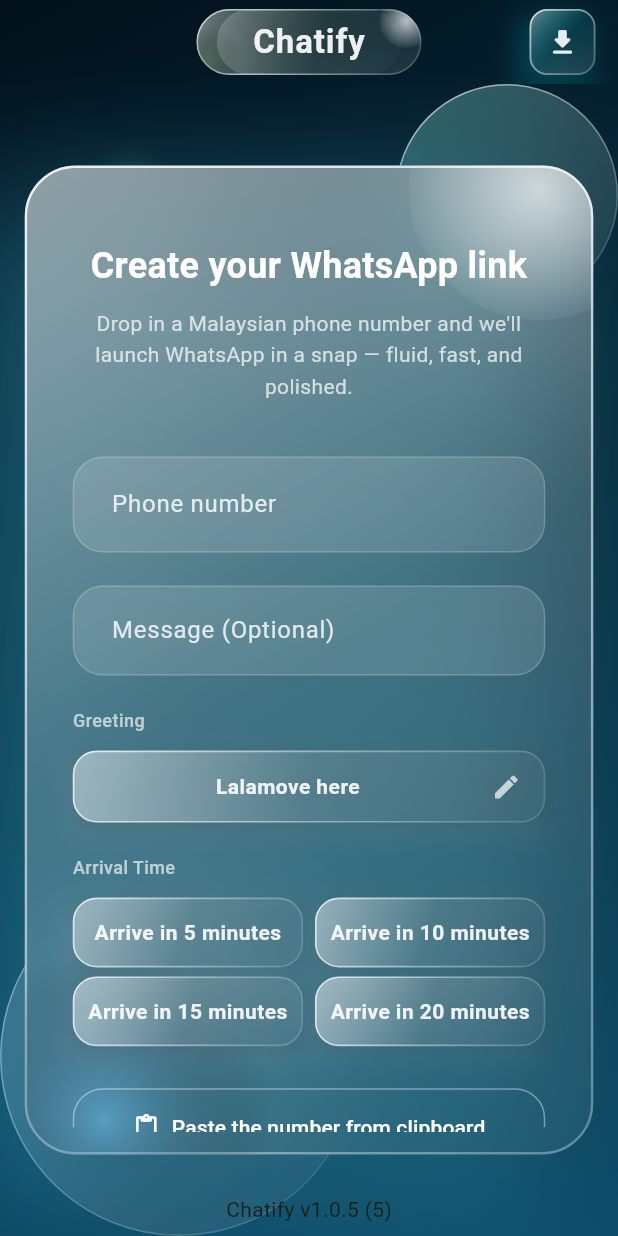
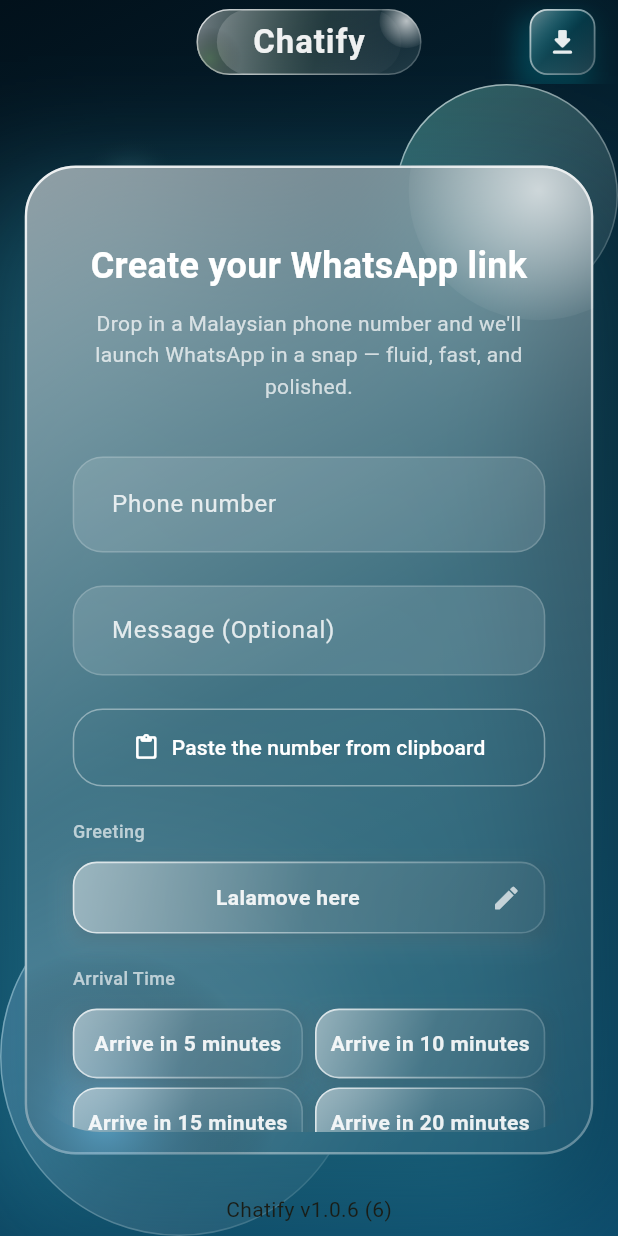
Before and after one commit to ejjat0909/chatify, a Flutter app: the screen it shows after launch, on a phone screen of 412 x 824 dp. Run offline on Flutter 3.47's test engine with Material 3 defaults, Android fonts, the light colour scheme and no system bars; drawn by our look-alikes of glassmorphism; our stand-ins replace dio, flutter_bloc, package_info_plus, shared_preferences.

Commit message:
adjust paste numbr button

```diff
--- a/lib/features/whatsapp_link/presentation/pages/phone_number_page.dart
+++ b/lib/features/whatsapp_link/presentation/pages/phone_number_page.dart
@@ -535,86 +535,14 @@ class _PhoneNumberPageState extends State<PhoneNumberPage> {
                                             textTheme: textTheme,
                                           ),
                                           const SizedBox(height: 22),
+                                          _pasteNumberButton(context),
+                                          const SizedBox(height: 22),
                                           GreetingSection(textTheme: textTheme),
                                           const SizedBox(height: 22),
                                           ArrivalTimeSection(
                                             textTheme: textTheme,
                                           ),
-                                          const SizedBox(height: 28),
-                                          SizedBox(
-                                            width: double.infinity,
-                                            child: OutlinedButton.icon(
-                                              style: OutlinedButton.styleFrom(
-                                                foregroundColor: Colors.white,
-                                                side: BorderSide(
-                                                  color: Colors.white
-                                                      .withOpacity(0.4),
-                                                ),
-                                                padding:
-                                                    const EdgeInsets.symmetric(
-                                                      vertical: 16,
-                                                      horizontal: 16,
-                                                    ),
-                                                shape: RoundedRectangleBorder(
-                                                  borderRadius:
-                                                      BorderRadius.circular(20),
-                                                ),
-                                              ),
-                                              onPressed: () async {
-                                                final clipboardData =
-                                                    await Clipboard.getData(
-                                                      'text/plain',
-                                                    );
-                                                final clipboardText =
-                                                    clipboardData?.text
-                                                        ?.trim() ??
-                                                    '';
-                                                if (clipboardText.isEmpty) {
-                                                  if (!mounted) return;
-                                                  showGlassSnackbar(
-                                                    context,
-                                                    message:
-                                                        'Clipboard is empty.',
-                                                  );
-                                                  return;
-                                                }
 
-                                                final validationError = context
-                                                    .read<PhoneNumberCubit>()
-                                                    .validateMalaysianNumber(
-                                                      clipboardText,
-                                                    );
-                                                if (validationError != null) {
-                                                  if (!mounted) return;
-                                                  showGlassSnackbar(
-                                                    context,
-                                                    message:
-                                                        'Phone number from clipboard is invalid. Cannot paste',
-                                                  );
-                                                  return;
-                                                }
-
-                                                _controller
-                                                    .value = TextEditingValue(
-                                                  text: clipboardText,
-                                                  selection:
-                                                      TextSelection.collapsed(
-                                                        offset: clipboardText
-                                                            .length,
-                                                      ),
-                                                );
-                                                context
-                                                    .read<PhoneNumberCubit>()
-                                                    .updateInput(clipboardText);
-                                              },
-                                              icon: const Icon(
-                                                Icons.paste_rounded,
-                                              ),
-                                              label: const Text(
-                                                'Paste the number from clipboard',
-                                              ),
-                                            ),
-                                          ),
                                           const SizedBox(height: 18),
                                           BlocConsumer<
                                             PhoneNumberCubit,
@@ -724,6 +652,83 @@ class _PhoneNumberPageState extends State<PhoneNumberPage> {
         ),
       ),
     );
+  }
+
+  SizedBox _pasteNumberButton(BuildContext context) {
+    return SizedBox(
+                                          width: double.infinity,
+                                          child: OutlinedButton.icon(
+                                            style: OutlinedButton.styleFrom(
+                                              foregroundColor: Colors.white,
+                                              side: BorderSide(
+                                                color: Colors.white
+                                                    .withOpacity(0.4),
+                                              ),
+                                              padding:
+                                                  const EdgeInsets.symmetric(
+                                                    vertical: 16,
+                                                    horizontal: 16,
+                                                  ),
+                                              shape: RoundedRectangleBorder(
+                                                borderRadius:
+                                                    BorderRadius.circular(20),
+                                              ),
+                                            ),
+                                            onPressed: () async {
+                                              final clipboardData =
+                                                  await Clipboard.getData(
+                                                    'text/plain',
+                                                  );
+                                              final clipboardText =
+                                                  clipboardData?.text
+                                                      ?.trim() ??
+                                                  '';
+                                              if (clipboardText.isEmpty) {
+                                                if (!mounted) return;
+                                                showGlassSnackbar(
+                                                  context,
+                                                  message:
+                                                      'Clipboard is empty.',
+                                                );
+                                                return;
+                                              }
+
+                                              final validationError = context
+                                                  .read<PhoneNumberCubit>()
+                                                  .validateMalaysianNumber(
+                                                    clipboardText,
+                                                  );
+                                              if (validationError != null) {
+                                                if (!mounted) return;
+                                                showGlassSnackbar(
+                                                  context,
+                                                  message:
+                                                      'Phone number from clipboard is invalid. Cannot paste',
+                                                );
+                                                return;
+                                              }
+
+                                              _controller
+                                                  .value = TextEditingValue(
+                                                text: clipboardText,
+                                                selection:
+                                                    TextSelection.collapsed(
+                                                      offset: clipboardText
+                                                          .length,
+                                                    ),
+                                              );
+                                              context
+                                                  .read<PhoneNumberCubit>()
+                                                  .updateInput(clipboardText);
+                                            },
+                                            icon: const Icon(
+                                              Icons.paste_rounded,
+                                            ),
+                                            label: const Text(
+                                              'Paste the number from clipboard',
+                                            ),
+                                          ),
+                                        );
   }
 }
 
--- a/lib/features/whatsapp_link/presentation/widgets/pre_filled_message_field.dart
+++ b/lib/features/whatsapp_link/presentation/widgets/pre_filled_message_field.dart
@@ -24,6 +24,9 @@ class _PreFilledMessageFieldState extends State<PreFilledMessageField> {
   void initState() {
     super.initState();
     _messageController = TextEditingController();
+    _messageController.addListener(() {
+      setState(() {});
+    });
   }
 
   @override
@@ -50,6 +53,22 @@ class _PreFilledMessageFieldState extends State<PreFilledMessageField> {
           hintStyle: TextStyle(color: Colors.white.withOpacity(0.55)),
           filled: true,
           fillColor: Colors.white.withOpacity(0.12),
+          suffixIcon: ValueListenableBuilder<TextEditingValue>(
+            valueListenable: _messageController,
+            builder: (context, value, child) {
+              return value.text.isEmpty
+                  ? const SizedBox.shrink()
+                  : IconButton(
+                      onPressed: () {
+                        _messageController.clear();
+                      },
+                      icon: Icon(
+                        Icons.close_rounded,
+                        color: Colors.white.withOpacity(0.55),
+                      ),
+                    );
+            },
+          ),
           contentPadding: const EdgeInsets.symmetric(
             horizontal: 22,
             vertical: 20,
--- a/pubspec.yaml
+++ b/pubspec.yaml
@@ -16,7 +16,7 @@ publish_to: "none" # Remove this line if you wish to publish to pub.dev
 # https://developer.apple.com/library/archive/documentation/General/Reference/InfoPlistKeyReference/Articles/CoreFoundationKeys.html
 # In Windows, build-name is used as the major, minor, and patch parts
 # of the product and file versions while build-number is used as the build suffix.
-version: 1.0.5+5
+version: 1.0.6+6
 
 environment:
   sdk: ^3.9.2
```
Also changed, not shown: pubspec.lock.
